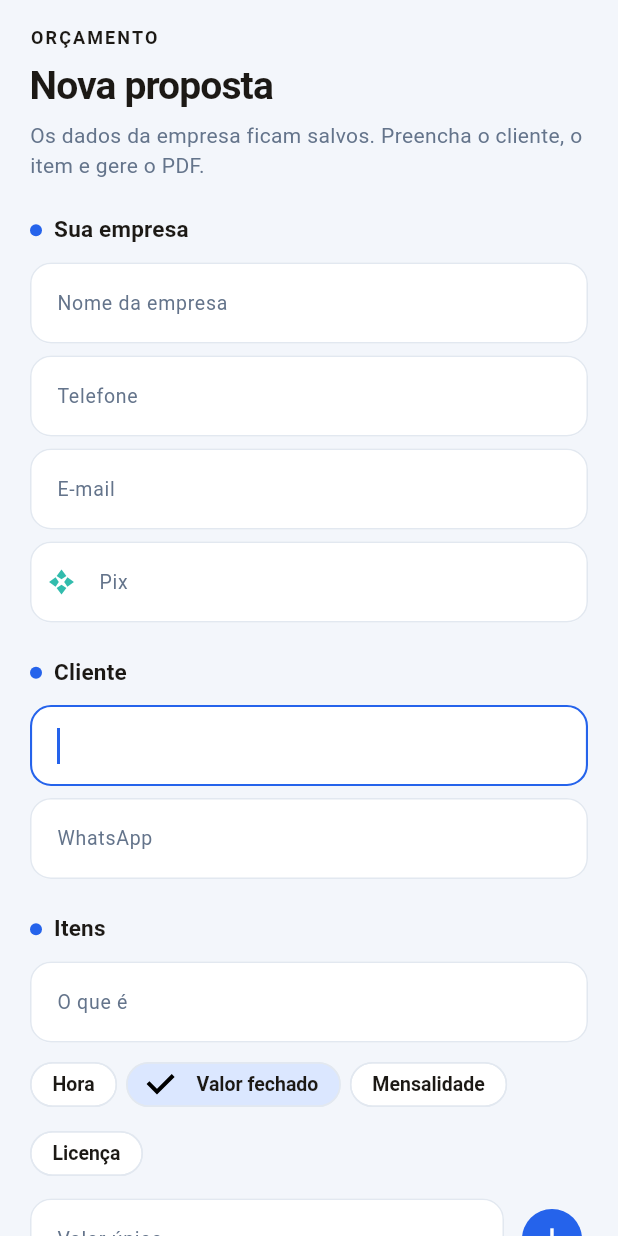
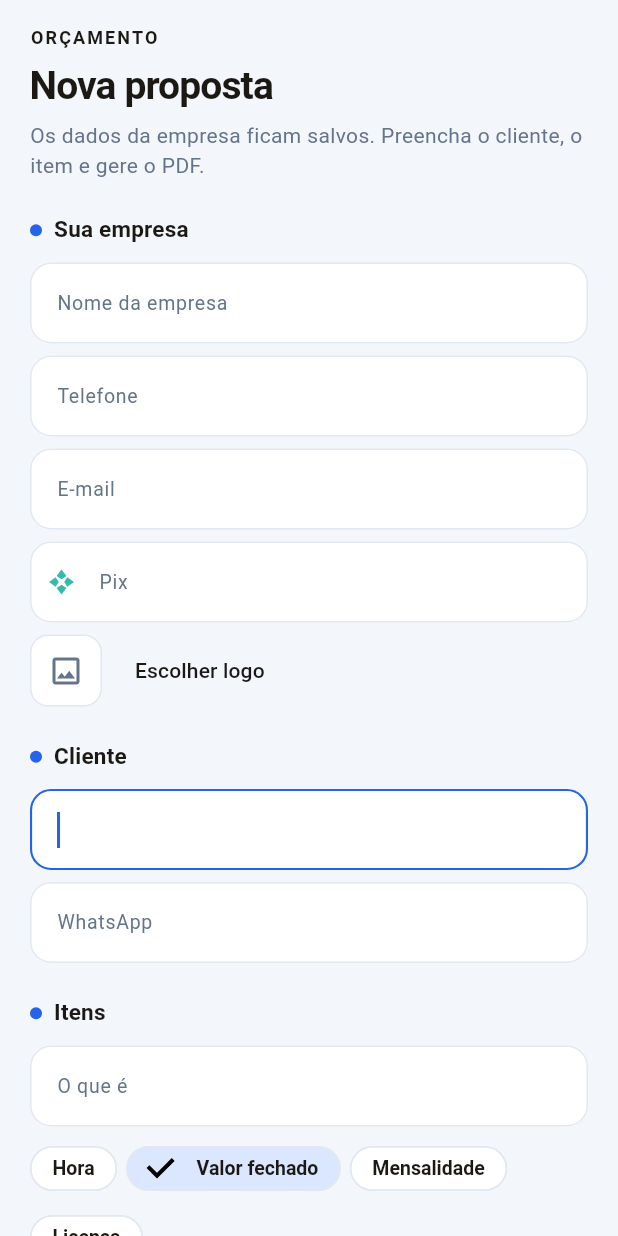
Before and after one commit to thomazte/pactto, a Flutter app: the screen it shows after launch, after a tap on "Valor fechado", on a phone screen of 412 x 824 dp. Run offline on Flutter 3.47's test engine with Material 3 defaults, Android fonts, the phone set to English and light mode, and no system bars; our stand-ins replace file_picker, pdf, printing, shared_preferences.

Commit message:
Numera a proposta, data a validade e troca a marca d'água pelo logo.
O PDF passa a ter várias páginas quando os itens não cabem numa só, com
rodapé numerado. O cabeçalho mostra o número da proposta e o logo que o
prestador escolhe; a marca d'água fixa sai. Emissão e validade viram
datas reais pelo dia de São Paulo, e o arquivo leva número e cliente no
nome. O número só avança depois da entrega.

```diff
--- a/apps/pactto/lib/app.dart
+++ b/apps/pactto/lib/app.dart
@@ -5,9 +5,16 @@ import 'models/empresa.dart';
 import 'views/proposta/tela_proposta.dart';
 
 class PrestadorApp extends StatelessWidget {
-  const PrestadorApp({super.key, this.empresa = const Empresa()});
+  const PrestadorApp({
+    super.key,
+    this.empresa = const Empresa(),
+    this.numero = 1,
+  });
 
   final Empresa empresa;
+
+  /// Número da próxima proposta.
+  final int numero;
 
   @override
   Widget build(BuildContext context) {
@@ -15,7 +22,7 @@ class PrestadorApp extends StatelessWidget {
       title: 'Pactto',
       debugShowCheckedModeBanner: false,
       theme: temaPrestador(),
-      home: TelaProposta(empresa: empresa),
+      home: TelaProposta(empresa: empresa, numero: numero),
     );
   }
 }
--- a/apps/pactto/lib/controllers/proposta_controller.dart
+++ b/apps/pactto/lib/controllers/proposta_controller.dart
@@ -10,6 +10,7 @@ import '../models/linha_digitada.dart';
 import '../models/proposta_pdf.dart';
 import '../models/resumo_orcamento.dart';
 import '../services/empresa_local.dart';
+import '../services/numeracao_local.dart';
 import '../services/pdf_proposta.dart';
 
 enum ResultadoPdf { ignorado, gerado, baixado, cancelado, falha }
@@ -17,10 +18,16 @@ enum ResultadoPdf { ignorado, gerado, baixado, cancelado, falha }
 class PropostaController extends ChangeNotifier {
   PropostaController({
     Empresa empresa = const Empresa(),
+    this.numero = 1,
     EmpresaLocal? armazenamento,
+    NumeracaoLocal? numeracao,
     PdfPropostaService? pdf,
+    DateTime Function()? agora,
   }) : _armazenamento = armazenamento ?? const EmpresaLocal(),
-       _pdf = pdf ?? const PdfPropostaService() {
+       _numeracao = numeracao ?? const NumeracaoLocal(),
+       _pdf = pdf ?? const PdfPropostaService(),
+       _agora = agora ?? DateTime.now,
+       logo = empresa.logo {
     empresaNome = TextEditingController(text: empresa.nome);
     empresaTelefone = TextEditingController(
       text: formatarTelefone(empresa.telefone),
@@ -29,8 +36,16 @@ class PropostaController extends ChangeNotifier {
     empresaPix = TextEditingController(text: empresa.pix);
   }
 
+  static const validadeDias = 7;
+
   final EmpresaLocal _armazenamento;
+  final NumeracaoLocal _numeracao;
   final PdfPropostaService _pdf;
+  final DateTime Function() _agora;
+
+  /// Número desta proposta. Avança quando o PDF chega ao cliente.
+  int numero;
+  Uint8List? logo;
 
   late final TextEditingController empresaNome;
   late final TextEditingController empresaTelefone;
@@ -58,6 +73,14 @@ class PropostaController extends ChangeNotifier {
   String? get pixEmpresa => _limpo(empresaPix);
   String? get nomeCliente => _limpo(clienteNome);
   String? get contatoCliente => _limpo(clienteWhatsapp);
+
+  String get numeroFormatado => numero.toString().padLeft(4, '0');
+
+  String get emitidaEm => formatarData(dataCivilSaoPaulo(_agora()));
+
+  String get validaAte => formatarData(
+    calcularValidoAte(enviadoEm: _agora(), validadeDias: validadeDias),
+  );
 
   List<String> get linhasEmpresa => [
     ?_limpo(empresaTelefone),
@@ -169,6 +192,28 @@ class PropostaController extends ChangeNotifier {
     );
   }
 
+  static const limiteLogoBytes = 1024 * 1024;
+
+  /// Devolve o motivo da recusa, ou null quando o logo foi aceito.
+  String? definirLogo(Uint8List imagem) {
+    if (imagem.length > limiteLogoBytes) {
+      return 'Escolha uma imagem de até 1 MB.';
+    }
+    if (!imagemAceitaNoPdf(imagem)) {
+      return 'Escolha uma imagem PNG ou JPG.';
+    }
+    logo = imagem;
+    _armazenamento.salvarLogo(imagem);
+    _atualizar();
+    return null;
+  }
+
+  void removerLogo() {
+    logo = null;
+    _armazenamento.salvarLogo(null);
+    _atualizar();
+  }
+
   Future<ResultadoPdf> gerarPdf() async {
     final totais = resumo.totais;
     if (totais == null || linhas.isEmpty || gerandoPdf) {
@@ -179,9 +224,11 @@ class PropostaController extends ChangeNotifier {
     var gerou = false;
     var resultado = ResultadoPdf.falha;
     try {
-      final bytes = Uint8List.fromList(
-        await gerarPdfProposta(
-          PropostaPdf(
+      final proposta = PropostaPdf(
+        numero: numero,
+        emitidaEm: emitidaEm,
+        validaAte: validaAte,
+        logo: logo,
         linhas: [
           for (final linha in linhas)
             if (linha.somaNoOrcamento)
@@ -203,10 +250,10 @@ class PropostaController extends ChangeNotifier {
         empresaPix: pixEmpresa,
         clienteNome: nomeCliente,
         clienteContato: contatoCliente,
-          ),
-        ),
       );
-      resultado = switch (await _pdf.entregar(bytes)) {
+      final bytes = Uint8List.fromList(await gerarPdfProposta(proposta));
+      final entrega = await _pdf.entregar(bytes, nome: proposta.nomeArquivo);
+      resultado = switch (entrega) {
         EntregaPdf.entregue => ResultadoPdf.gerado,
         EntregaPdf.baixado => ResultadoPdf.baixado,
         EntregaPdf.cancelado => ResultadoPdf.cancelado,
@@ -215,12 +262,14 @@ class PropostaController extends ChangeNotifier {
     } catch (_) {
       resultado = ResultadoPdf.falha;
     } finally {
+      if (gerou) numero++;
       if (!_descartado) {
         gerandoPdf = false;
         if (gerou) _limpar();
         _atualizar();
       }
     }
+    if (gerou) await _numeracao.salvar(numero);
     return resultado;
   }
 
--- a/apps/pactto/lib/main.dart
+++ b/apps/pactto/lib/main.dart
@@ -2,9 +2,11 @@ import 'package:flutter/material.dart';
 
 import 'app.dart';
 import 'services/empresa_local.dart';
+import 'services/numeracao_local.dart';
 
 Future<void> main() async {
   WidgetsFlutterBinding.ensureInitialized();
   final empresa = await const EmpresaLocal().carregar();
-  runApp(PrestadorApp(empresa: empresa));
+  final numero = await const NumeracaoLocal().carregar();
+  runApp(PrestadorApp(empresa: empresa, numero: numero));
 }
--- a/apps/pactto/lib/models/empresa.dart
+++ b/apps/pactto/lib/models/empresa.dart
@@ -1,13 +1,19 @@
+import 'dart:typed_data';
+
 class Empresa {
   const Empresa({
     this.nome = '',
     this.telefone = '',
     this.email = '',
     this.pix = '',
+    this.logo,
   });
 
   final String nome;
   final String telefone;
   final String email;
   final String pix;
+
+  /// Imagem PNG ou JPG que vai no cabeçalho da proposta.
+  final Uint8List? logo;
 }
--- a/apps/pactto/lib/models/proposta_pdf.dart
+++ b/apps/pactto/lib/models/proposta_pdf.dart
@@ -1,3 +1,5 @@
+import 'dart:typed_data';
+
 class LinhaPdf {
   const LinhaPdf({
     required this.nome,
@@ -12,18 +14,27 @@ class LinhaPdf {
 
 class PropostaPdf {
   const PropostaPdf({
+    required this.numero,
+    required this.emitidaEm,
+    required this.validaAte,
     required this.linhas,
     required this.total,
     this.mensalidades = const [],
     this.desconto,
     this.visita,
-    this.validadeDias = 7,
     this.empresaNome,
     this.empresaLinhas = const [],
     this.empresaPix,
     this.clienteNome,
     this.clienteContato,
+    this.logo,
   });
+
+  final int numero;
+
+  /// Datas já no formato pt-BR, como "03/10/2026".
+  final String emitidaEm;
+  final String validaAte;
 
   final List<LinhaPdf> linhas;
 
@@ -32,10 +43,36 @@ class PropostaPdf {
   final String total;
   final String? desconto;
   final String? visita;
-  final int validadeDias;
   final String? empresaNome;
   final List<String> empresaLinhas;
   final String? empresaPix;
   final String? clienteNome;
   final String? clienteContato;
+  final Uint8List? logo;
+
+  /// "0012" para a proposta 12.
+  String get numeroFormatado => numero.toString().padLeft(4, '0');
+
+  /// Nome do arquivo entregue ao cliente, sem acento nem espaço.
+  String get nomeArquivo {
+    final cliente = _semAcento(clienteNome ?? '')
+        .toLowerCase()
+        .replaceAll(RegExp(r'[^a-z0-9]+'), '-')
+        .replaceAll(RegExp(r'^-+|-+$'), '');
+    return cliente.isEmpty
+        ? 'proposta-$numeroFormatado.pdf'
+        : 'proposta-$numeroFormatado-$cliente.pdf';
+  }
 }
+
+String _semAcento(String texto) {
+  const de = 'áàâãäéèêëíìîïóòôõöúùûüçñÁÀÂÃÄÉÈÊËÍÌÎÏÓÒÔÕÖÚÙÛÜÇÑ';
+  const para = 'aaaaaeeeeiiiiooooouuuucnAAAAAEEEEIIIIOOOOOUUUUCN';
+  final buffer = StringBuffer();
+  for (final rune in texto.runes) {
+    final letra = String.fromCharCode(rune);
+    final indice = de.indexOf(letra);
+    buffer.write(indice < 0 ? letra : para[indice]);
+  }
+  return buffer.toString();
+}
--- a/apps/pactto/lib/services/empresa_local.dart
+++ b/apps/pactto/lib/services/empresa_local.dart
@@ -1,3 +1,6 @@
+import 'dart:convert';
+import 'dart:typed_data';
+
 import 'package:shared_preferences/shared_preferences.dart';
 
 import '../models/empresa.dart';
@@ -9,21 +12,26 @@ class EmpresaLocal {
   static const _telefone = 'empresa_telefone';
   static const _email = 'empresa_email';
   static const _pix = 'empresa_pix';
+  static const _logo = 'empresa_logo';
 
   Future<Empresa> carregar() async {
     try {
       final prefs = await SharedPreferences.getInstance();
+      final logo = prefs.getString(_logo);
       return Empresa(
         nome: prefs.getString(_nome) ?? '',
         telefone: prefs.getString(_telefone) ?? '',
         email: prefs.getString(_email) ?? '',
         pix: prefs.getString(_pix) ?? '',
+        logo: logo == null ? null : base64Decode(logo),
       );
     } catch (_) {
       return const Empresa();
     }
   }
 
+  /// Grava os textos. O logo tem gravação própria, para não reescrever a
+  /// imagem a cada tecla.
   Future<void> salvar(Empresa empresa) async {
     try {
       final prefs = await SharedPreferences.getInstance();
@@ -33,4 +41,15 @@ class EmpresaLocal {
       await prefs.setString(_pix, empresa.pix);
     } catch (_) {}
   }
+
+  Future<void> salvarLogo(Uint8List? logo) async {
+    try {
+      final prefs = await SharedPreferences.getInstance();
+      if (logo == null) {
+        await prefs.remove(_logo);
+      } else {
+        await prefs.setString(_logo, base64Encode(logo));
+      }
+    } catch (_) {}
+  }
 }
--- /dev/null
+++ b/apps/pactto/lib/services/numeracao_local.dart
@@ -0,0 +1,24 @@
+import 'package:shared_preferences/shared_preferences.dart';
+
+/// Número da próxima proposta, gravado no aparelho.
+class NumeracaoLocal {
+  const NumeracaoLocal();
+
+  static const _proximo = 'proposta_proximo_numero';
+
+  Future<int> carregar() async {
+    try {
+      final prefs = await SharedPreferences.getInstance();
+      return prefs.getInt(_proximo) ?? 1;
+    } catch (_) {
+      return 1;
+    }
+  }
+
+  Future<void> salvar(int proximo) async {
+    try {
+      final prefs = await SharedPreferences.getInstance();
+      await prefs.setInt(_proximo, proximo);
+    } catch (_) {}
+  }
+}
--- a/apps/pactto/lib/views/proposta/entrada_proposta.dart
+++ b/apps/pactto/lib/views/proposta/entrada_proposta.dart
@@ -1,4 +1,5 @@
 import 'package:dominio/dominio.dart';
+import 'package:file_picker/file_picker.dart';
 import 'package:flutter/material.dart';
 
 import '../../controllers/proposta_controller.dart';
@@ -77,6 +78,8 @@ class EntradaProposta extends StatelessWidget {
           ),
           onChanged: (_) => controller.aoEditarEmpresa(),
         ),
+        const SizedBox(height: 8),
+        _Logo(controller: controller),
         const SizedBox(height: 22),
         const _Secao('Cliente'),
         TextField(
@@ -292,6 +295,64 @@ class _CamposModalidade extends StatelessWidget {
   }
 }
 
+class _Logo extends StatelessWidget {
+  const _Logo({required this.controller});
+
+  final PropostaController controller;
+
+  Future<void> _escolher(BuildContext context) async {
+    final mensageiro = ScaffoldMessenger.of(context);
+    String? mensagem;
+    try {
+      final arquivo = await FilePicker.pickFile(
+        dialogTitle: 'Logo da empresa',
+        type: FileType.custom,
+        allowedExtensions: const ['png', 'jpg', 'jpeg'],
+      );
+      if (arquivo == null) return;
+      mensagem = controller.definirLogo(await arquivo.readAsBytes());
+    } catch (_) {
+      mensagem = 'Não foi possível abrir a imagem.';
+    }
+    if (mensagem == null) return;
+    mensageiro.showSnackBar(SnackBar(content: Text(mensagem)));
+  }
+
+  @override
+  Widget build(BuildContext context) {
+    final logo = controller.logo;
+    return Row(
+      children: [
+        Container(
+          width: 48,
+          height: 48,
+          padding: const EdgeInsets.all(4),
+          decoration: BoxDecoration(
+            color: Colors.white,
+            borderRadius: BorderRadius.circular(12),
+            border: Border.all(color: Cores.linha),
+          ),
+          child: logo == null
+              ? const Icon(Icons.image_outlined, color: Cores.suave)
+              : Image.memory(logo, fit: BoxFit.contain),
+        ),
+        const SizedBox(width: 10),
+        TextButton(
+          key: const Key('escolher_logo'),
+          onPressed: () => _escolher(context),
+          child: Text(logo == null ? 'Escolher logo' : 'Trocar logo'),
+        ),
+        if (logo != null)
+          TextButton(
+            key: const Key('remover_logo'),
+            onPressed: controller.removerLogo,
+            child: const Text('Remover'),
+          ),
+      ],
+    );
+  }
+}
+
 class _Secao extends StatelessWidget {
   const _Secao(this.rotulo);
 
--- a/apps/pactto/lib/views/proposta/folha_proposta.dart
+++ b/apps/pactto/lib/views/proposta/folha_proposta.dart
@@ -33,6 +33,7 @@ class FolhaProposta extends StatelessWidget {
     final empresaPix = controller.pixEmpresa;
     final clienteNome = controller.nomeCliente;
     final clienteContato = controller.contatoCliente;
+    final logo = controller.logo;
     return DecoratedBox(
       decoration: BoxDecoration(
         color: Cores.papel,
@@ -55,11 +56,15 @@ class FolhaProposta extends StatelessWidget {
               color: Cores.azul,
               child: Padding(
                 padding: const EdgeInsets.fromLTRB(28, 22, 28, 20),
+                child: Row(
+                  crossAxisAlignment: CrossAxisAlignment.start,
+                  children: [
+                    Expanded(
                       child: Column(
                         crossAxisAlignment: CrossAxisAlignment.start,
                         children: [
-                    const Text(
-                      'PROPOSTA',
+                          Text(
+                            'PROPOSTA Nº ${controller.numeroFormatado}',
                             style: TextStyle(
                               color: Colors.white,
                               fontSize: 11,
@@ -101,7 +106,10 @@ class FolhaProposta extends StatelessWidget {
                               padding: const EdgeInsets.only(top: 2),
                               child: Row(
                                 children: [
-                            const MarcaPix(tamanho: 14, cor: Colors.white),
+                                  const MarcaPix(
+                                    tamanho: 14,
+                                    cor: Colors.white,
+                                  ),
                                   const SizedBox(width: 6),
                                   Flexible(
                                     child: Text(
@@ -116,6 +124,23 @@ class FolhaProposta extends StatelessWidget {
                                 ],
                               ),
                             ),
+                        ],
+                      ),
+                    ),
+                    if (logo != null) ...[
+                      const SizedBox(width: 16),
+                      Container(
+                        key: const Key('logo_folha'),
+                        width: 56,
+                        height: 56,
+                        padding: const EdgeInsets.all(5),
+                        decoration: BoxDecoration(
+                          color: Colors.white,
+                          borderRadius: BorderRadius.circular(10),
+                        ),
+                        child: Image.memory(logo, fit: BoxFit.contain),
+                      ),
+                    ],
                   ],
                 ),
               ),
@@ -142,9 +167,11 @@ class FolhaProposta extends StatelessWidget {
                     ),
                   ],
                   const SizedBox(height: 2),
-                  const Text(
-                    'Válida por 7 dias.',
-                    style: TextStyle(color: Cores.suave, fontSize: 13),
+                  Text(
+                    'Emitida em ${controller.emitidaEm}. '
+                    'Válida até ${controller.validaAte}.',
+                    key: const Key('datas'),
+                    style: const TextStyle(color: Cores.suave, fontSize: 13),
                   ),
                   const SizedBox(height: 16),
                   if (linhas.isEmpty)
--- a/apps/pactto/lib/views/proposta/tela_proposta.dart
+++ b/apps/pactto/lib/views/proposta/tela_proposta.dart
@@ -7,9 +7,14 @@ import 'entrada_proposta.dart';
 import 'folha_proposta.dart';
 
 class TelaProposta extends StatefulWidget {
-  const TelaProposta({super.key, this.empresa = const Empresa()});
+  const TelaProposta({
+    super.key,
+    this.empresa = const Empresa(),
+    this.numero = 1,
+  });
 
   final Empresa empresa;
+  final int numero;
 
   @override
   State<TelaProposta> createState() => _TelaPropostaState();
@@ -18,6 +23,7 @@ class TelaProposta extends StatefulWidget {
 class _TelaPropostaState extends State<TelaProposta> {
   late final PropostaController _controller = PropostaController(
     empresa: widget.empresa,
+    numero: widget.numero,
   );
 
   @override
--- a/apps/pactto/pubspec.yaml
+++ b/apps/pactto/pubspec.yaml
@@ -9,6 +9,7 @@ environment:
 
 dependencies:
   dominio: ^0.1.0
+  file_picker: ^13.1.0
   flutter:
     sdk: flutter
   pdf: ^3.13.1
@@ -25,4 +26,3 @@ flutter:
   assets:
     - assets/fonts/DejaVuSans.ttf
     - assets/fonts/DejaVuSans-Bold.ttf
-    - assets/marca_zamoht.png
--- a/packages/dominio/lib/src/validade.dart
+++ b/packages/dominio/lib/src/validade.dart
@@ -32,3 +32,10 @@ bool propostaVencida({
   final limite = DateTime.utc(validoAte.toUtc().year, validoAte.toUtc().month, validoAte.toUtc().day);
   return hoje.isAfter(limite);
 }
+
+/// Data civil no formato pt-BR. 3 de outubro de 2026 vira "03/10/2026".
+String formatarData(DateTime data) {
+  final dia = data.day.toString().padLeft(2, '0');
+  final mes = data.month.toString().padLeft(2, '0');
+  return '$dia/$mes/${data.year}';
+}
```
Also changed, not shown: apps/pactto/lib/services/pdf_proposta.dart (+123 -80 lines), apps/pactto/assets/marca_zamoht.png (deleted), pubspec.lock, 5 other files. Lines whose indentation alone changed are shown as unchanged.
